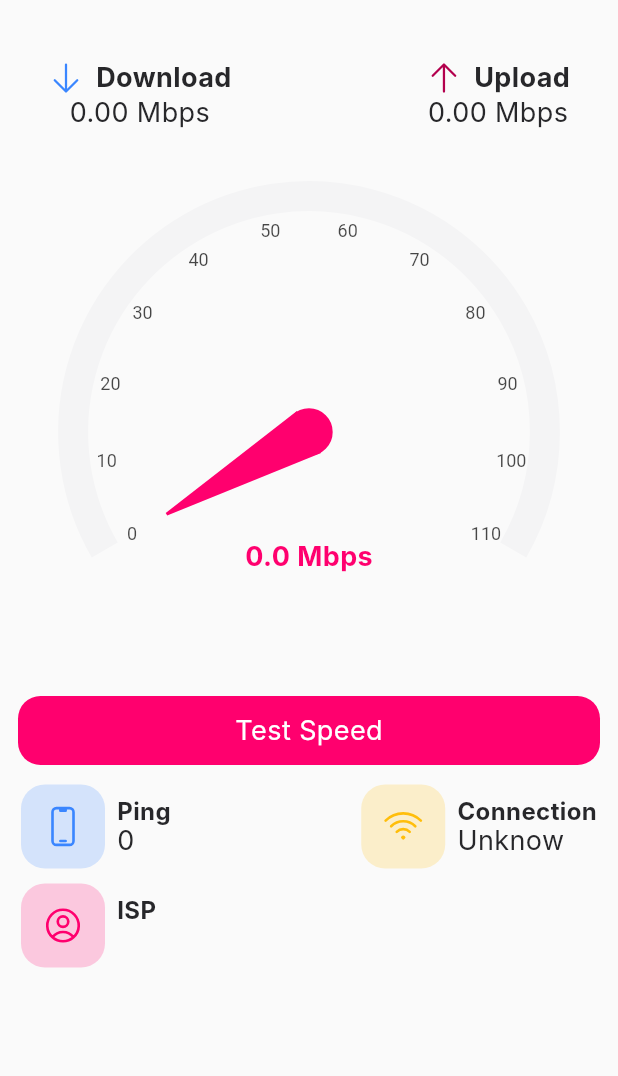
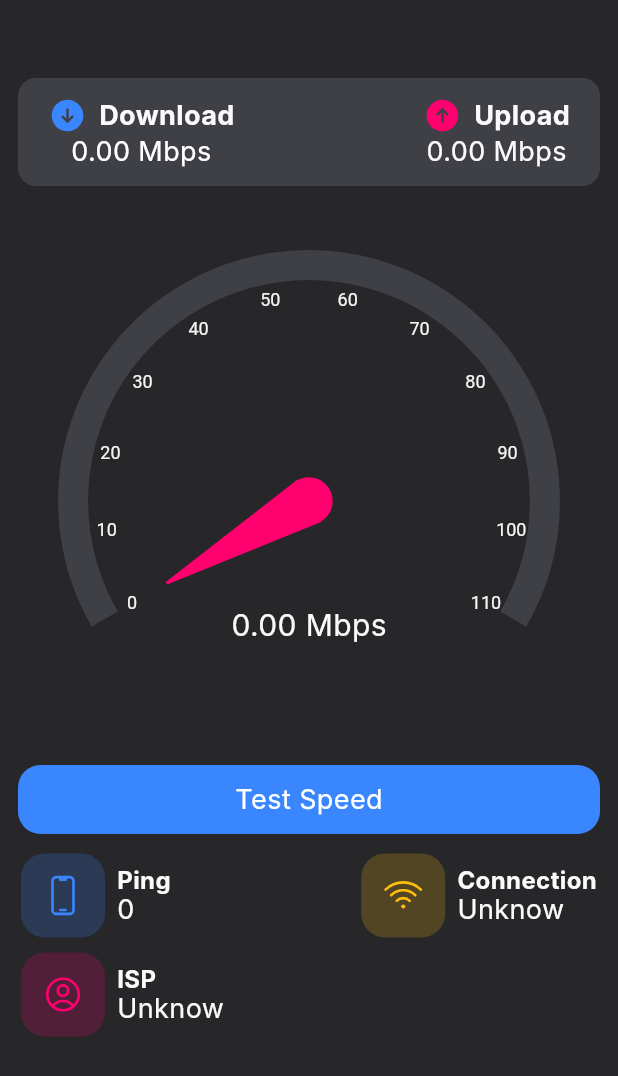
Before and after one commit to itsnang/Speed-Test-Flutter, a Flutter app: the screen it shows after launch, on a phone screen of 412 x 824 dp. Shown: the top 1076 px of the screen. Run offline on Flutter 3.47's test engine with Material 2 defaults, Android fonts, the phone set to English and light mode, and no system bars; drawn by our look-alikes of syncfusion_flutter_gauges; our stand-ins replace flutter_html, get, heroicons, permission_handler, shimmer; missing offline and left inert: mixpanel_flutter, speed_checker_plugin; Roboto replaces fonts that are missing (Inter).

Commit message:
modify to dark mode

```diff
--- a/lib/app/shared/widgets/button_widget.dart
+++ b/lib/app/shared/widgets/button_widget.dart
@@ -1,7 +1,9 @@
 import 'package:flutter/material.dart';
+import 'package:get/get.dart';
 import 'package:heroicons/heroicons.dart';
 import 'package:speedtest_kh/app/shared/themes/color_theme.dart';
 import 'package:speedtest_kh/app/shared/themes/styles/button_style.dart';
+import 'package:speedtest_kh/app/shared/themes/theme.dart';
 import 'package:speedtest_kh/app/shared/widgets/text_widget.dart';
 import 'package:speedtest_kh/constants/constant.dart';
 import 'package:speedtest_kh/constants/enums/text_enum.dart';
@@ -117,8 +119,9 @@ class ButtonWidget {
   }) {
     textColor ??= ColorTheme.white;
     isBold ??= false;
-    backgroundColor ??=
-        isDisabled ? ColorTheme.primaryLight : ColorTheme.primaryColor;
+    backgroundColor ??= isDisabled
+        ? Get.context!.secondaryColor.withOpacity(0.4)
+        : Get.context!.secondaryColor;
 
     final textMapper = {
       TextSizeEnum.subtitle: TextWidget.subtitle,
--- a/lib/app/shared/widgets/speed_meter_widget.dart
+++ b/lib/app/shared/widgets/speed_meter_widget.dart
@@ -1,4 +1,5 @@
 import 'package:flutter/material.dart';
+import 'package:speedtest_kh/app/shared/themes/color_theme.dart';
 import 'package:speedtest_kh/app/shared/themes/theme.dart';
 import 'package:speedtest_kh/app/shared/widgets/text_widget.dart';
 import 'package:syncfusion_flutter_gauges/gauges.dart';
@@ -22,6 +23,7 @@ class SpeedMeter extends StatelessWidget {
           labelOffset: 30,
           showLastLabel: true,
           maximum: 110,
+          axisLabelStyle: GaugeTextStyle(color: context.disableColor),
           startAngle: 150,
           endAngle: 30,
           ranges: [
@@ -29,7 +31,7 @@ class SpeedMeter extends StatelessWidget {
               rangeOffset: -1,
               startValue: 0,
               endValue: 110,
-              color: context.disableColor,
+              color: ColorTheme.grey700,
               startWidth: 20,
               endWidth: 20,
             ),
@@ -59,10 +61,10 @@ class SpeedMeter extends StatelessWidget {
           ],
           annotations: <GaugeAnnotation>[
             GaugeAnnotation(
-              widget: TextWidget.subtitle(
-                color: context.primaryColor,
-                isBold: true,
-                '${currentSpeed.toStringAsFixed(1)} Mbps',
+              widget: TextWidget.custom(
+                fontSize: 20,
+                color: context.backgroundColor,
+                '${currentSpeed.toStringAsFixed(2)} Mbps',
               ),
               angle: 90,
               positionFactor: 0.5,
--- a/lib/presentation/speed_test/speed_test_page.dart
+++ b/lib/presentation/speed_test/speed_test_page.dart
@@ -1,6 +1,7 @@
 import 'package:flutter/material.dart';
 import 'package:get/get.dart';
 import 'package:heroicons/heroicons.dart';
+import 'package:speedtest_kh/app/shared/themes/color_theme.dart';
 import 'package:speedtest_kh/app/shared/themes/theme.dart';
 import 'package:speedtest_kh/app/shared/widgets/button_widget.dart';
 import 'package:speedtest_kh/app/shared/widgets/speed_meter_widget.dart';
@@ -15,18 +16,22 @@ class SpeedTestPage extends StatelessWidget {
     return GetBuilder<SpeedTestController>(
       builder: (context) {
         return Scaffold(
+          backgroundColor: Get.context!.outlineColor,
           body: ListView(
-            padding: const EdgeInsets.symmetric(horizontal: 12, vertical: 32),
+            padding: const EdgeInsets.symmetric(horizontal: 12, vertical: 52),
             children: [
               _buildSpeedResult(controller),
-              TextWidget.body(
-                controller.status.toUpperCase(),
-                textAlign: TextAlign.center,
-                isBold: true,
+              Padding(
+                padding: const EdgeInsets.all(8.0),
+                child: TextWidget.body(
+                  controller.status.toUpperCase(),
+                  color: Get.context!.backgroundColor,
+                  textAlign: TextAlign.center,
+                ),
               ),
               SpeedMeter(currentSpeed: controller.currentSpeed),
               ButtonWidget.round(
-                'Test Speed',
+                controller.isDisabled ? 'Loading...' : 'Test Speed',
                 isFull: true,
                 isDisabled: controller.isDisabled,
                 onPressed: controller.getSpeed,
@@ -71,7 +76,8 @@ class SpeedTestPage extends StatelessWidget {
           _itemContainer(
             icon: HeroIcons.userCircle,
             title: 'ISP',
-            subtitle: controller.isp.toUpperCase(),
+            subtitle:
+                controller.isp == '' ? 'Unknow' : controller.isp.toUpperCase(),
             iconColor: Get.context!.primaryColor,
             backgroundColor: Get.context!.primaryColor.withOpacity(0.2),
           ),
@@ -107,17 +113,22 @@ class SpeedTestPage extends StatelessWidget {
         Column(
           crossAxisAlignment: CrossAxisAlignment.start,
           children: [
-            TextWidget.body(title, isBold: true),
-            TextWidget.subtitle(subtitle),
+            TextWidget.body(title,
+                isBold: true, color: Get.context!.backgroundColor),
+            TextWidget.subtitle(subtitle, color: Get.context!.backgroundColor),
           ],
         ),
       ],
     );
   }
 
-  Padding _buildSpeedResult(SpeedTestController controller) {
-    return Padding(
-      padding: const EdgeInsets.symmetric(horizontal: 20, vertical: 8),
+  Widget _buildSpeedResult(SpeedTestController controller) {
+    return Container(
+      decoration: BoxDecoration(
+        color: ColorTheme.grey700,
+        borderRadius: BorderRadius.circular(12),
+      ),
+      padding: const EdgeInsets.symmetric(horizontal: 20, vertical: 12),
       child: Row(
         mainAxisAlignment: MainAxisAlignment.spaceBetween,
         children: [
@@ -126,18 +137,21 @@ class SpeedTestPage extends StatelessWidget {
               Row(
                 children: [
                   HeroIcon(
-                    HeroIcons.arrowDown,
+                    HeroIcons.arrowDownCircle,
+                    size: 26,
+                    style: HeroIconStyle.solid,
                     color: Get.context!.secondaryColor,
                   ),
                   const SizedBox(
                     width: 8,
                   ),
-                  TextWidget.subtitle('Download', isBold: true),
+                  TextWidget.subtitle('Download',
+                      isBold: true, color: Get.context!.backgroundColor),
                 ],
               ),
               TextWidget.subtitle(
-                '${controller.downloadSpeed.toStringAsFixed(2)} Mbps',
-              ),
+                  '${controller.downloadSpeed.toStringAsFixed(2)} Mbps',
+                  color: Get.context!.cardColor),
             ],
           ),
           Column(
@@ -145,17 +159,21 @@ class SpeedTestPage extends StatelessWidget {
               Row(
                 children: [
                   HeroIcon(
-                    HeroIcons.arrowUp,
-                    color: Get.context!.errorColor,
+                    HeroIcons.arrowUpCircle,
+                    size: 26,
+                    style: HeroIconStyle.solid,
+                    color: Get.context!.primaryColor,
                   ),
                   const SizedBox(
                     width: 8,
                   ),
-                  TextWidget.subtitle('Upload', isBold: true),
+                  TextWidget.subtitle('Upload',
+                      isBold: true, color: Get.context!.backgroundColor),
                 ],
               ),
               TextWidget.subtitle(
                 '${controller.uploadSpeed.toStringAsFixed(2)} Mbps',
+                color: Get.context!.backgroundColor,
               ),
             ],
           ),
--- a/pubspec.yaml
+++ b/pubspec.yaml
@@ -66,6 +66,8 @@ flutter:
   # The following line ensures that the Material Icons font is
   # included with your application, so that you can use the icons in
   # the material Icons class.
+  assets:
+    - shorebird.yaml
   uses-material-design: true
 
   # To add assets to your application, add an assets section, like this:
--- /dev/null
+++ b/shorebird.yaml
@@ -0,0 +1,14 @@
+# This file is used to configure the Shorebird updater used by your app.
+# Learn more at https://docs.shorebird.dev
+# This file should be checked into version control.
+
+# This is the unique identifier assigned to your app.
+# Your app_id is not a secret and is just used to identify your app
+# when requesting patches from Shorebird's servers.
+app_id: 9dcafe99-e760-495f-9f78-e970c6599b6a
+
+# auto_update controls if Shorebird should automatically update in the background on launch.
+# If auto_update: false, you will need to use package:shorebird_code_push to trigger updates.
+# https://pub.dev/packages/shorebird_code_push
+# Uncomment the following line to disable automatic updates.
+# auto_update: false
```
Also changed, not shown: 1 other file.
